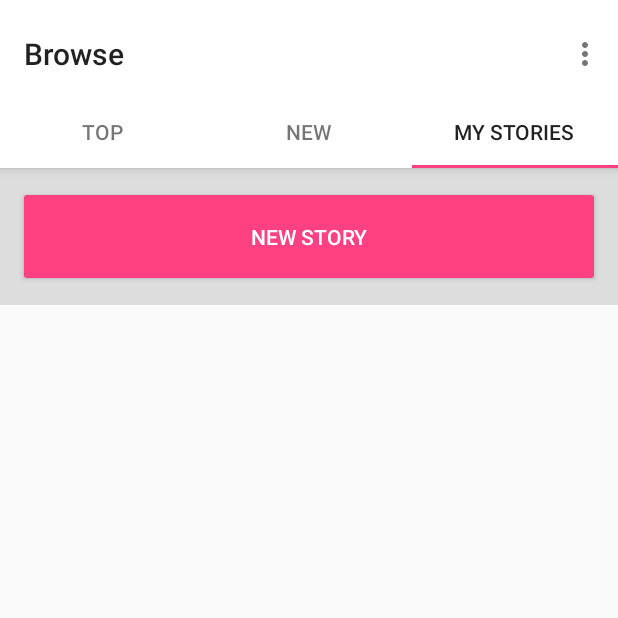
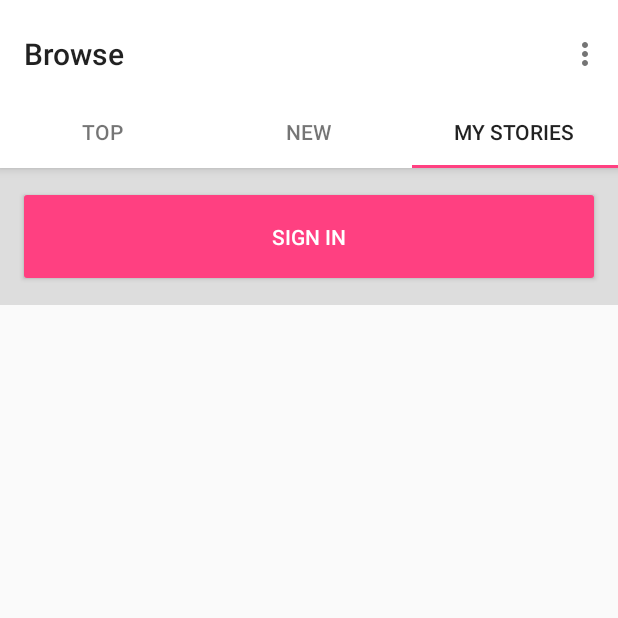
Before and after one commit to samblackmore/words, an Android app: the screen it shows after launch (BrowseActivity), tab 3 chosen, on a phone screen of 412 x 824 dp, the top half of it. Run offline under Robolectric (Android 15) with nearby library versions, the phone set to English and light mode, and no system bars; our stand-ins replace Firebase (no records; nobody signed in at launch, a user with empty details on screens opened directly).

Commit message:
add sign in button

```diff
--- a/app/src/main/java/com/sam/words/BrowseActivity.java
+++ b/app/src/main/java/com/sam/words/BrowseActivity.java
@@ -13,22 +13,9 @@ import android.view.Menu;
 import android.view.MenuItem;
 import android.view.View;
 
+import com.google.firebase.auth.FirebaseAuth;
+
 public class BrowseActivity extends AppCompatActivity {
-
-    /**
-     * The {@link android.support.v4.view.PagerAdapter} that will provide
-     * fragments for each of the sections. We use a
-     * {@link FragmentPagerAdapter} derivative, which will keep every
-     * loaded fragment in memory. If this becomes too memory intensive, it
-     * may be best to switch to a
-     * {@link android.support.v4.app.FragmentStatePagerAdapter}.
-     */
-    private BrowseTabAdapter mBrowseTabAdapter;
-
-    /**
-     * The {@link ViewPager} that will host the section contents.
-     */
-    private ViewPager mViewPager;
 
     @Override
     protected void onCreate(Bundle savedInstanceState) {
@@ -38,9 +25,9 @@ public class BrowseActivity extends AppCompatActivity {
         Toolbar toolbar = (Toolbar) findViewById(R.id.toolbar);
         setSupportActionBar(toolbar);
 
-        mBrowseTabAdapter = new BrowseTabAdapter(getSupportFragmentManager());
+        BrowseTabAdapter mBrowseTabAdapter = new BrowseTabAdapter(getSupportFragmentManager());
 
-        mViewPager = (ViewPager) findViewById(R.id.container);
+        ViewPager mViewPager = (ViewPager) findViewById(R.id.container);
         mViewPager.setAdapter(mBrowseTabAdapter);
 
         TabLayout tabLayout = (TabLayout) findViewById(R.id.tabs);
@@ -54,25 +41,19 @@ public class BrowseActivity extends AppCompatActivity {
                         .setAction("Action", null).show();
             }
         });
-
     }
 
 
     @Override
     public boolean onCreateOptionsMenu(Menu menu) {
-        // Inflate the menu; this adds items to the action bar if it is present.
         getMenuInflater().inflate(R.menu.menu_tab, menu);
         return true;
     }
 
     @Override
     public boolean onOptionsItemSelected(MenuItem item) {
-        // Handle action bar item clicks here. The action bar will
-        // automatically handle clicks on the Home/Up button, so long
-        // as you specify a parent activity in AndroidManifest.xml.
         int id = item.getItemId();
 
-        //noinspection SimplifiableIfStatement
         if (id == R.id.action_settings) {
             Intent intent = new Intent(this, SettingsActivity.class);
             startActivity(intent);
@@ -81,5 +62,4 @@ public class BrowseActivity extends AppCompatActivity {
 
         return super.onOptionsItemSelected(item);
     }
-
 }
--- a/app/src/main/java/com/sam/words/BrowseTabFragment.java
+++ b/app/src/main/java/com/sam/words/BrowseTabFragment.java
@@ -15,6 +15,8 @@ import android.widget.Button;
 import android.widget.RelativeLayout;
 import android.widget.Toast;
 
+import com.google.firebase.auth.FirebaseAuth;
+import com.google.firebase.auth.FirebaseUser;
 import com.google.firebase.database.DataSnapshot;
 import com.google.firebase.database.DatabaseError;
 import com.google.firebase.database.DatabaseReference;
@@ -33,6 +35,7 @@ public class BrowseTabFragment extends Fragment {
     // Fragment arguments
     private static final String ARG_TAB_TITLE = "TITLE";
 
+    private FirebaseAuth mAuth;
     List<Story> mStories = new ArrayList<>();
 
     public BrowseTabFragment() {
@@ -52,15 +55,25 @@ public class BrowseTabFragment extends Fragment {
         View rootView = inflater.inflate(R.layout.fragment_browse_section, container, false);
 
         if (getArguments().getInt(ARG_TAB_TITLE) == 3) {
+
+            // Show the new story button
             RelativeLayout addStoryContainer = (RelativeLayout) rootView.findViewById(R.id.add_story_container);
+            addStoryContainer.setVisibility(View.VISIBLE);
+
+            // Set up button
             Button addStoryButton = (Button) rootView.findViewById(R.id.add_story);
-
             int color = getResources().getColor(R.color.colorAccent);
             int textColor = getResources().getColor(R.color.white);
             addStoryButton.getBackground().setColorFilter(color, PorterDuff.Mode.MULTIPLY);
             addStoryButton.setTextColor(textColor);
-            addStoryContainer.setVisibility(View.VISIBLE);
 
+            // Check if signed in
+            mAuth = FirebaseAuth.getInstance();
+            FirebaseUser currentUser = mAuth.getCurrentUser();
+
+            if (currentUser == null) {
+                addStoryButton.setText(getResources().getString(R.string.sign_in));
+            } else {
                 addStoryButton.setOnClickListener(new View.OnClickListener() {
                     @Override
                     public void onClick(View v) {
@@ -68,6 +81,7 @@ public class BrowseTabFragment extends Fragment {
                         fragment.show(getActivity().getFragmentManager(), "newstory");
                     }
                 });
+            }
         }
 
 
@@ -115,9 +129,6 @@ public class BrowseTabFragment extends Fragment {
             }
         });
 
-        RecyclerView.Adapter mAdapter = new BrowseListAdapter(mStories);
-        mRecyclerView.setAdapter(mAdapter);
-
         return rootView;
     }
 }
--- a/app/src/main/res/values/strings.xml
+++ b/app/src/main/res/values/strings.xml
@@ -12,6 +12,7 @@
     <string name="new_story">New story</string>
     <string name="add_story">Create</string>
     <string name="cancel">Cancel</string>
+    <string name="sign_in">Sign in</string>
     <string name="setting_text_size_save">Save</string>
     <string name="setting_text_size_bigger">Bigger</string>
     <string name="setting_text_size_smaller">Smaller</string>
```
Lines whose indentation alone changed are shown as unchanged.
